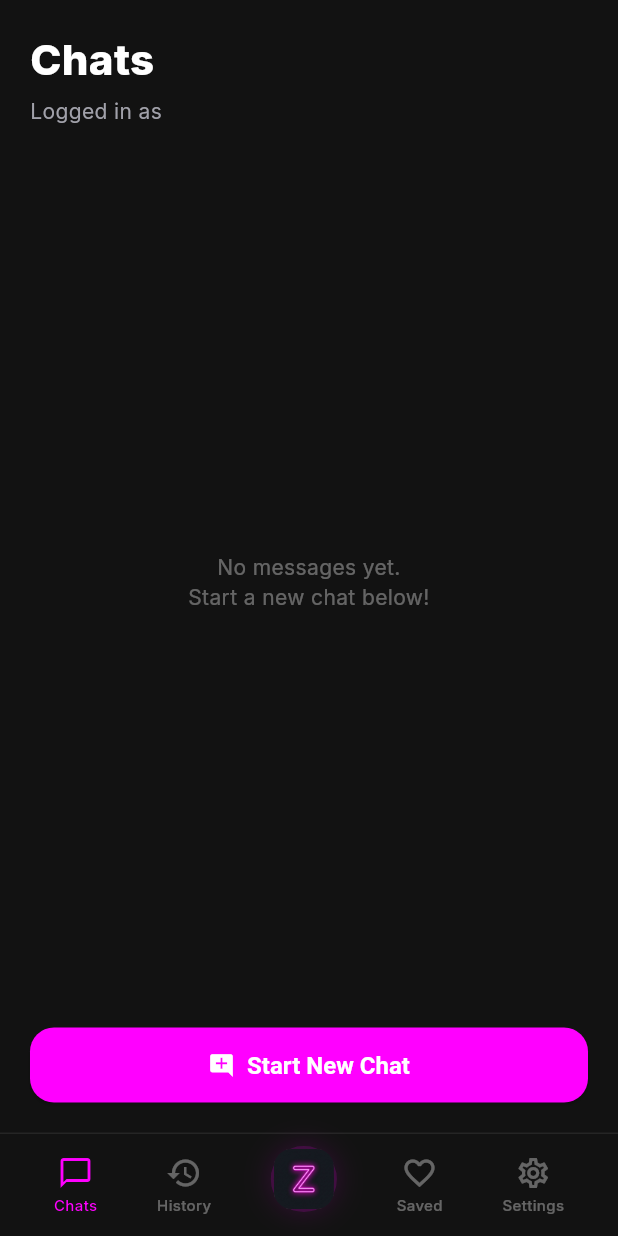
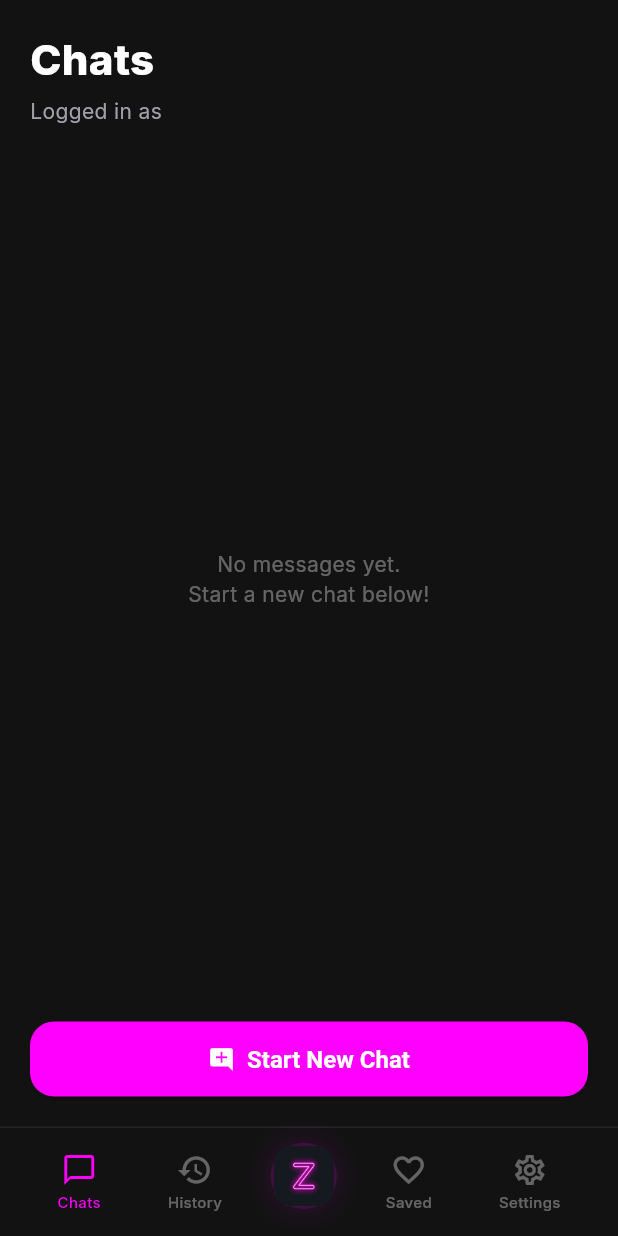
Before and after one commit to bobbygenerik/zubia, a Flutter app: the HomeScreen screen opened by its route, on a phone screen of 412 x 824 dp. Run offline on Flutter 3.47's test engine with Material 3 defaults, Android fonts, the phone set to English and light mode, and no system bars; our stand-ins replace go_router, google_fonts, just_audio, permission_handler, shared_preferences; missing offline and left inert: record; accounts and stored records are empty; network calls fail.

Commit message:
feat(ux): add ripple effect to bottom navigation items
Introduces `ZubiaNavItem` widget to replace the ad-hoc `_NavItem` implementation in `HomeScreen`.
This new widget uses `InkWell` to provide standard Material ripple feedback on touch,
improving the interactive feel of the application.

- Extracted `_NavItem` to `zubia/lib/widgets/nav_item.dart`
- Replaced `GestureDetector` with `InkWell` wrapped in `Material`
- Added padding to increase touch target size
- Added widget tests verifying accessibility and interaction

Co-authored-by: bobbygenerik <215436269+bobbygenerik@users.noreply.github.com>

```diff
--- a/zubia/lib/screens/home_screen.dart
+++ b/zubia/lib/screens/home_screen.dart
@@ -3,6 +3,7 @@ import 'package:go_router/go_router.dart';
 import 'package:provider/provider.dart';
 import '../providers/app_state.dart';
 import '../theme.dart';
+import '../widgets/nav_item.dart';
 import '../widgets/zubia_logo.dart';
 
 class HomeScreen extends StatefulWidget {
@@ -217,8 +218,8 @@ class _BottomNav extends StatelessWidget {
         child: Row(
           mainAxisAlignment: MainAxisAlignment.spaceAround,
           children: [
-            _NavItem(icon: Icons.chat_bubble_outline, label: 'Chats', active: currentIndex == 0, onTap: () => context.go('/home')),
-            _NavItem(icon: Icons.history, label: 'History', active: currentIndex == 1, onTap: () => context.go('/history')),
+            ZubiaNavItem(icon: Icons.chat_bubble_outline, label: 'Chats', active: currentIndex == 0, onTap: () => context.go('/home')),
+            ZubiaNavItem(icon: Icons.history, label: 'History', active: currentIndex == 1, onTap: () => context.go('/history')),
             Container(
               width: 44,
               height: 44,
@@ -231,7 +232,7 @@ class _BottomNav extends StatelessWidget {
               ),
               child: const SizedBox(width: 36, height: 36, child: ZubiaLogo()),
             ),
-            _NavItem(
+            ZubiaNavItem(
                 icon: Icons.favorite_outline,
                 label: 'Saved',
                 active: currentIndex == 2,
@@ -239,7 +240,7 @@ class _BottomNav extends StatelessWidget {
                   ScaffoldMessenger.of(context).showSnackBar(
                       const SnackBar(content: Text('Saved items coming soon!')));
                 }),
-            _NavItem(
+            ZubiaNavItem(
                 icon: Icons.settings_outlined,
                 label: 'Settings',
                 active: currentIndex == 3,
@@ -253,48 +254,3 @@ class _BottomNav extends StatelessWidget {
     );
   }
 }
-
-class _NavItem extends StatelessWidget {
-  final IconData icon;
-  final String label;
-  final bool active;
-  final VoidCallback onTap;
-  const _NavItem(
-      {required this.icon,
-      required this.label,
-      required this.active,
-      required this.onTap});
-
-  @override
-  Widget build(BuildContext context) {
-    return Semantics(
-      button: true,
-      label: label,
-      selected: active,
-      child: Tooltip(
-        message: label,
-        child: GestureDetector(
-          onTap: onTap,
-          behavior: HitTestBehavior.opaque,
-          child: ExcludeSemantics(
-            child: Column(
-              mainAxisSize: MainAxisSize.min,
-              children: [
-                Icon(icon, size: 24,
-                    color: active ? ZubiaColors.magenta : ZubiaColors.textMuted),
-                const SizedBox(height: 2),
-                Text(label,
-                    style: TextStyle(
-                        fontSize: 10,
-                        fontWeight: FontWeight.w500,
-                        color: active
-                            ? ZubiaColors.magenta
-                            : ZubiaColors.textMuted)),
-              ],
-            ),
-          ),
-        ),
-      ),
-    );
-  }
-}
--- /dev/null
+++ b/zubia/lib/widgets/nav_item.dart
@@ -0,0 +1,62 @@
+import 'package:flutter/material.dart';
+import '../theme.dart';
+
+class ZubiaNavItem extends StatelessWidget {
+  final IconData icon;
+  final String label;
+  final bool active;
+  final VoidCallback onTap;
+
+  const ZubiaNavItem({
+    super.key,
+    required this.icon,
+    required this.label,
+    required this.active,
+    required this.onTap,
+  });
+
+  @override
+  Widget build(BuildContext context) {
+    return Semantics(
+      button: true,
+      label: label,
+      selected: active,
+      onTap: onTap,
+      child: Tooltip(
+        message: label,
+        child: Material(
+          type: MaterialType.transparency,
+          child: InkWell(
+            onTap: onTap,
+            borderRadius: BorderRadius.circular(12),
+            excludeFromSemantics: true,
+            child: Padding(
+              padding: const EdgeInsets.symmetric(horizontal: 12, vertical: 8),
+              child: ExcludeSemantics(
+                child: Column(
+                  mainAxisSize: MainAxisSize.min,
+                  children: [
+                    Icon(
+                      icon,
+                      size: 24,
+                      color: active ? ZubiaColors.magenta : ZubiaColors.textMuted,
+                    ),
+                    const SizedBox(height: 2),
+                    Text(
+                      label,
+                      style: TextStyle(
+                        fontSize: 10,
+                        fontWeight: FontWeight.w500,
+                        color: active ? ZubiaColors.magenta : ZubiaColors.textMuted,
+                      ),
+                    ),
+                  ],
+                ),
+              ),
+            ),
+          ),
+        ),
+      ),
+    );
+  }
+}
```
Also changed, not shown: 1 other file.
